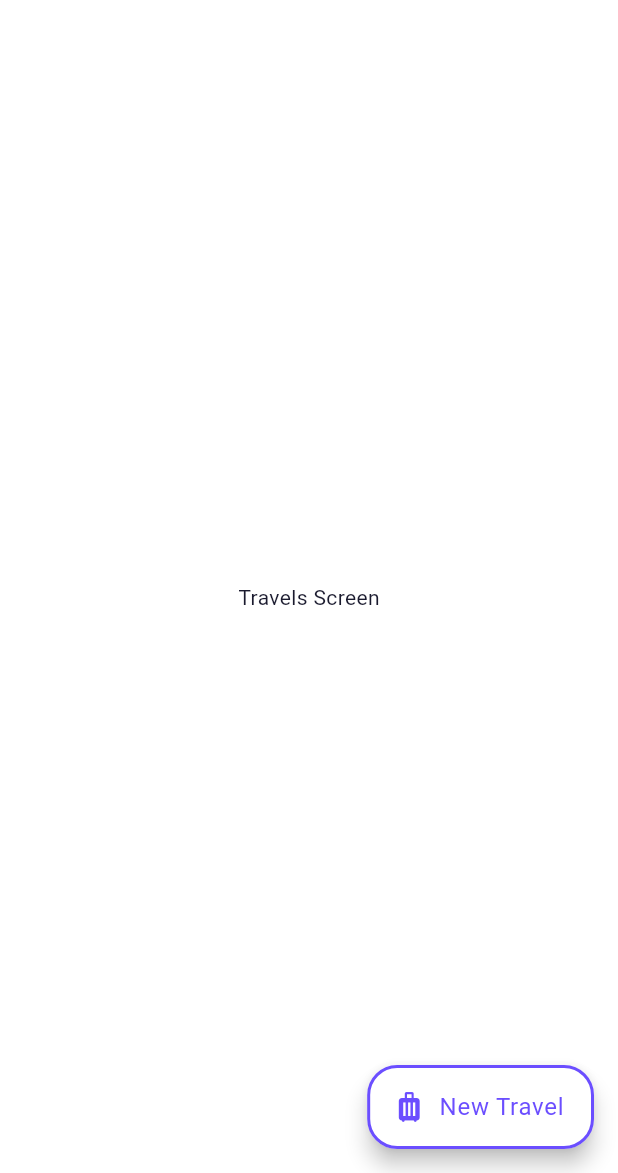
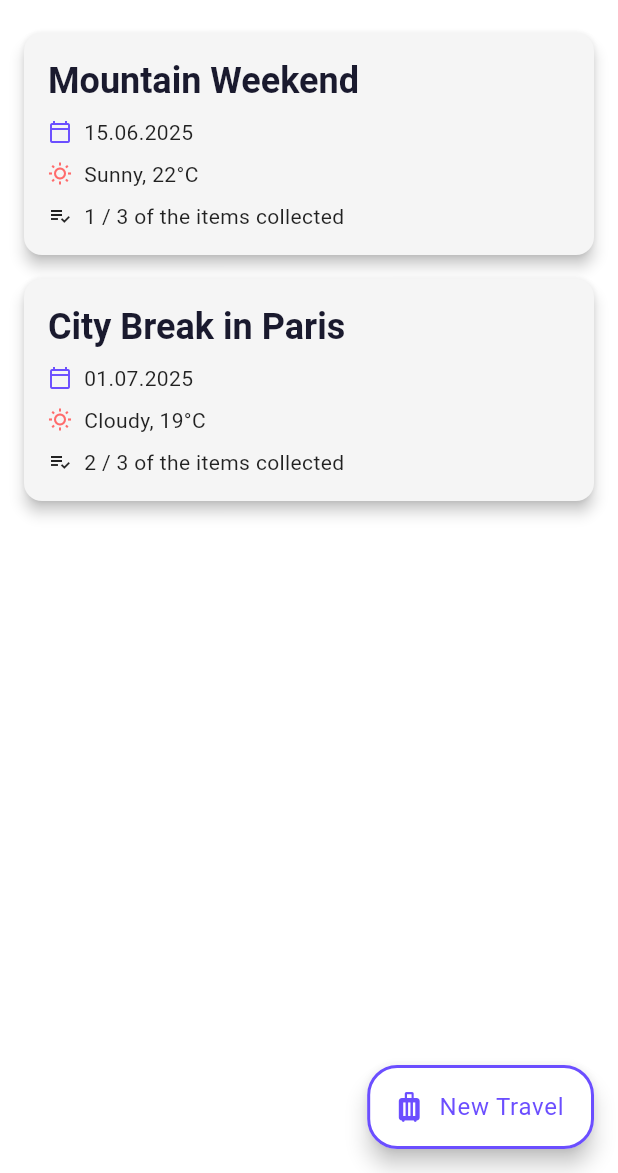
Before and after one commit to kroxon/trip_organizer, a Flutter app: the screen it shows once a user with an empty profile is signed in, on a phone screen of 412 x 824 dp, the part 63-1236 px from its top. Run offline on Flutter 3.47's test engine with Material 3 defaults, Android fonts, the phone set to English and light mode, and no system bars; our stand-ins replace firebase_auth, firebase_core, flutter_dotenv, flutter_riverpod, google_fonts, google_sign_in and 1 more; missing offline and left inert: google_places_autocomplete_text_field; accounts and stored records are empty; generated files the repository leaves out were written again.

```diff
--- /dev/null
+++ b/lib/data/trips.dart
@@ -0,0 +1,50 @@
+import 'package:trip_organizer/models/trip.dart';
+import 'package:trip_organizer/models/checklist_item.dart';
+import 'package:trip_organizer/models/itinerary_item.dart';
+
+final List<Trip> sampleTrips = [
+  Trip(
+    title: 'Mountain Weekend',
+    checklist: [
+      ChecklistItem(name: 'Hiking boots', isChecked: false),
+      ChecklistItem(name: 'Water bottle', isChecked: true),
+      ChecklistItem(name: 'First aid kit', isChecked: false),
+    ],
+    startDate: DateTime(2025, 6, 15),
+    weather: 'Sunny, 22°C',
+    itinerary: [
+      ItineraryItem(
+        place: 'Mountain trail hiking',
+        date: DateTime(2025, 6, 15, 9, 0),
+        weather: 'Moderate difficulty trail, 4 hours',
+      ),
+      ItineraryItem(
+        place: 'Picnic lunch',
+        date: DateTime(2025, 6, 15, 13, 0),
+        weather: 'Rest at viewpoint',
+      ),
+    ],
+  ),
+  Trip(
+    title: 'City Break in Paris',
+    checklist: [
+      ChecklistItem(name: 'Passport', isChecked: true),
+      ChecklistItem(name: 'Camera', isChecked: true),
+      ChecklistItem(name: 'Travel adapter', isChecked: false),
+    ],
+    startDate: DateTime(2025, 7, 1),
+    weather: 'Cloudy, 19°C',
+    itinerary: [
+      ItineraryItem(
+        place: 'Eiffel Tower visit',
+        date: DateTime(2025, 7, 1, 10, 0),
+        weather: 'Book tickets in advance',
+      ),
+      ItineraryItem(
+        place: 'Louvre Museum',
+        date: DateTime(2025, 7, 1, 14, 0),
+        weather: 'Guided tour',
+      ),
+    ],
+  ),
+];
--- a/lib/main.dart
+++ b/lib/main.dart
@@ -1,5 +1,6 @@
 import 'package:firebase_auth/firebase_auth.dart';
 import 'package:flutter/material.dart';
+import 'package:flutter_dotenv/flutter_dotenv.dart';
 import 'package:flutter_riverpod/flutter_riverpod.dart';
 import 'package:trip_organizer/screens/auth_login.dart';
 import 'package:trip_organizer/screens/splash.dart';
@@ -15,6 +16,11 @@ const appTitle = 'Trip Organizer';
 Future<void> main() async {
   WidgetsFlutterBinding.ensureInitialized();
   await Firebase.initializeApp(options: DefaultFirebaseOptions.currentPlatform);
+  try {
+    await dotenv.load(fileName: ".env"); // Load environment variables
+  } catch (e) {
+    throw Exception('Error loading .env file: $e'); // Print error if any
+  }
   runApp(const ProviderScope(child: MyApp()));
 }
 
--- a/lib/screens/travels.dart
+++ b/lib/screens/travels.dart
@@ -1,7 +1,10 @@
 import 'package:flutter/material.dart';
 import 'package:flutter_riverpod/flutter_riverpod.dart';
+import 'package:trip_organizer/data/trips.dart';
+import 'package:trip_organizer/screens/trip_detail.dart';
 import 'package:trip_organizer/widgets/floating_action_btn.dart';
 import 'package:trip_organizer/widgets/main_drawer.dart';
+import 'package:trip_organizer/widgets/trip_card.dart';
 
 class TravelsScreen extends ConsumerStatefulWidget {
   const TravelsScreen({super.key});
@@ -15,32 +18,44 @@ class TravelsScreen extends ConsumerStatefulWidget {
 class _TravelsScreenState extends ConsumerState<TravelsScreen> {
   @override
   Widget build(BuildContext context) {
-
     return Scaffold(
       appBar: AppBar(title: const Text('Your Travels'), actions: [
         ],
       ),
       drawer: MainDrawer(),
+      backgroundColor: Theme.of(context).colorScheme.surface,
       body: Center(
-        child: Text(
-          'Travels Screen',
-          style: Theme.of(context).textTheme.bodyMedium!.copyWith(
-            color: Theme.of(context).colorScheme.onSurface,
-          ),
+        child: ListView.builder(
+          itemCount: sampleTrips.length,
+          itemBuilder: (ctx, index) {
+            final trip = sampleTrips[index];
+            return TripCard(
+              title: trip.title,
+              startDate: trip.startDate,
+              weather: trip.weather ?? 'Unknown',
+              completedChecklistItems: trip.completedChecklistItems,
+              totalChecklistItems: trip.totalChecklistItems,
+              onTap: () {
+                Navigator.push(
+                  context,
+                  MaterialPageRoute(
+                    builder: (context) => TripDetailScreen(
+                      trip: trip,
+                      isEditing: false,
+                    ),
+                  ),
+                );
+              },
+            );
+          },
         ),
       ),
       floatingActionButton: CustomFloatingActionButton(
         onPressed: () {
-          ScaffoldMessenger.of(context).showSnackBar(
-            SnackBar(
-              content: Text(
-                'Floating Action Button Pressed!',
-                style: Theme.of(context).textTheme.bodyMedium!.copyWith(
-                  color: Theme.of(context).colorScheme.onSurface,
-                ),
-              ),
-              backgroundColor:
-                  Theme.of(context).colorScheme.surfaceContainerHigh,
+          Navigator.push(
+            context,
+            MaterialPageRoute(
+              builder: (context) => const TripDetailScreen(isEditing: true),
             ),
           );
         },
--- /dev/null
+++ b/lib/widgets/trip_card.dart
@@ -0,0 +1,91 @@
+import 'package:flutter/material.dart';
+import 'package:intl/intl.dart';
+
+class TripCard extends StatelessWidget {
+  final String title;
+  final DateTime startDate;
+  final String weather;
+  final int completedChecklistItems;
+  final int totalChecklistItems;
+  final void Function()? onTap;
+
+  const TripCard({
+    super.key,
+    required this.title,
+    required this.startDate,
+    required this.weather,
+    required this.completedChecklistItems,
+    required this.totalChecklistItems,
+    required this.onTap,
+  });
+
+  @override
+  Widget build(BuildContext context) {
+    final theme = Theme.of(context);
+    final colorScheme = theme.colorScheme;
+    final formattedDate = DateFormat('dd.MM.yyyy').format(startDate);
+
+    return Card(
+      elevation: 4.0,
+      margin: const EdgeInsets.symmetric(horizontal: 16.0, vertical: 8.0),
+      shape: RoundedRectangleBorder(borderRadius: BorderRadius.circular(12.0)),
+      color: colorScheme.surfaceContainerHigh,
+      child: InkWell(
+        onTap: onTap,
+        child: Padding(
+          padding: const EdgeInsets.all(16.0),
+          child: Column(
+            crossAxisAlignment: CrossAxisAlignment.start,
+            children: [
+              Text(
+                title,
+                style: theme.textTheme.headlineSmall?.copyWith(fontWeight: FontWeight.bold, color: colorScheme.onSurface),
+                maxLines: 1,
+                overflow: TextOverflow.ellipsis,
+              ),
+              const SizedBox(height: 8.0),
+              Row(
+                children: [
+                  Icon(Icons.calendar_today_outlined, color: colorScheme.primary, size: 16.0),
+                  const SizedBox(width: 8.0),
+                  Text(
+                    formattedDate,
+                    style: theme.textTheme.bodyMedium?.copyWith(color: colorScheme.onSurfaceVariant),
+                  ),
+                ],
+              ),
+              const SizedBox(height: 8.0),
+              Row(
+                children: [
+                  Icon(Icons.wb_sunny_outlined, color: colorScheme.tertiary, size: 16.0),
+                  const SizedBox(width: 8.0),
+                  Text(
+                    weather,
+                    style: theme.textTheme.bodyMedium?.copyWith(color: colorScheme.onSurfaceVariant),
+                  ),
+                ],
+              ),
+              const SizedBox(height: 8.0),
+              Row(
+                children: [
+                  Icon(
+                    completedChecklistItems == totalChecklistItems
+                        ? Icons.check_circle_outline
+                        : Icons.playlist_add_check_outlined,
+                    color: completedChecklistItems == totalChecklistItems ? colorScheme.secondary : colorScheme.onSurfaceVariant,
+                    size: 16.0,
+                  ),
+                  const SizedBox(width: 8.0),
+                  Text(
+                    '$completedChecklistItems / $totalChecklistItems of the items collected',
+                    style: theme.textTheme.bodyMedium?.copyWith(color: colorScheme.onSurfaceVariant),
+                  ),
+                ],
+              ),
+            ],
+          ),
+        ),
+      ),
+    );
+  }
+}
```
Also changed, not shown: lib/screens/trip_detail.dart (added, +104 -0 lines), pubspec.yaml (+7 -4 lines), pubspec.lock.
